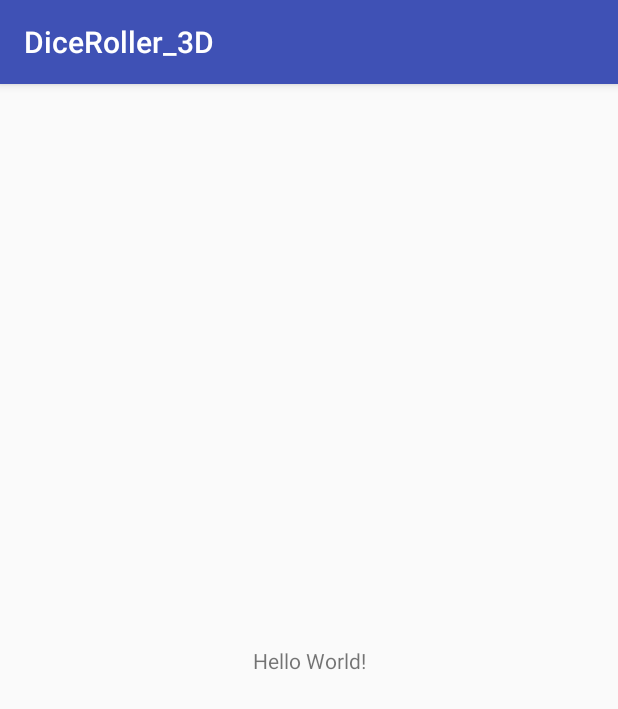
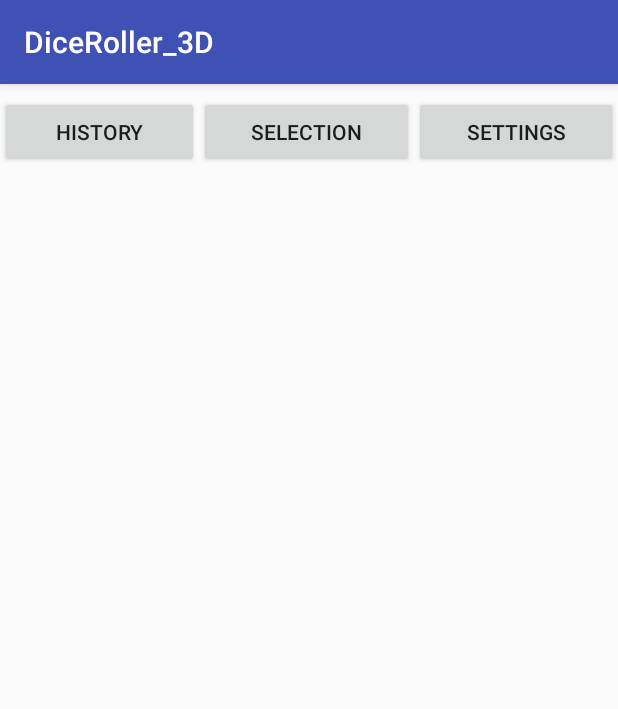
Before and after one commit to Kaiden25/DiceRoller_3D, an Android app: the screen it shows after launch (RollActivity), on a phone screen of 412 x 824 dp. Shown: the top 709 px of the screen. Run offline under Robolectric (Android 15) with nearby library versions, the phone set to English and light mode, and no system bars.

Commit message:
added menu buttons to rollActivity

```diff
--- a/app/src/main/res/layout/activity_roll.xml
+++ b/app/src/main/res/layout/activity_roll.xml
@@ -6,13 +6,45 @@
     android:layout_height="match_parent"
     tools:context="strecha.com.diceroller_3d.RollActivity">
 
-    <TextView
-        android:layout_width="wrap_content"
-        android:layout_height="wrap_content"
-        android:text="Hello World!"
-        app:layout_constraintBottom_toBottomOf="parent"
+    <LinearLayout
+        android:layout_width="match_parent"
+        android:layout_height="match_parent"
+        android:orientation="horizontal"
+        app:layout_constraintTop_toTopOf="parent"
+        android:layout_marginTop="0dp"
+        android:layout_marginLeft="0dp"
         app:layout_constraintLeft_toLeftOf="parent"
-        app:layout_constraintRight_toRightOf="parent"
-        app:layout_constraintTop_toTopOf="parent" />
+        android:layout_marginRight="0dp"
+        app:layout_constraintRight_toRightOf="parent">
 
+        <Button
+            android:id="@+id/butHistory"
+            android:layout_width="wrap_content"
+            android:layout_height="wrap_content"
+            android:layout_marginTop="8dp"
+            android:layout_weight="1"
+            android:text="@string/butHistoryText"
+            app:layout_constraintRight_toRightOf="parent"
+            app:layout_constraintTop_toTopOf="parent" />
+
+        <Button
+            android:id="@+id/butSelection"
+            android:layout_width="wrap_content"
+            android:layout_height="wrap_content"
+            android:layout_marginTop="8dp"
+            android:layout_weight="1"
+            android:text="@string/butSelectionText"
+            app:layout_constraintRight_toLeftOf="@+id/butSettings"
+            app:layout_constraintTop_toTopOf="parent" />
+
+        <Button
+            android:id="@+id/butSettings"
+            android:layout_width="wrap_content"
+            android:layout_height="wrap_content"
+            android:layout_marginTop="8dp"
+            android:layout_weight="1"
+            android:text="@string/butSettingsText"
+            app:layout_constraintRight_toLeftOf="@+id/butHistory"
+            app:layout_constraintTop_toTopOf="parent" />
+    </LinearLayout>
 </android.support.constraint.ConstraintLayout>
--- a/app/src/main/res/values/strings.xml
+++ b/app/src/main/res/values/strings.xml
@@ -1,3 +1,6 @@
 <resources>
     <string name="app_name">DiceRoller_3D</string>
+    <string name="butSelectionText">Selection</string>
+    <string name="butHistoryText">History</string>
+    <string name="butSettingsText">Settings</string>
 </resources>
```
